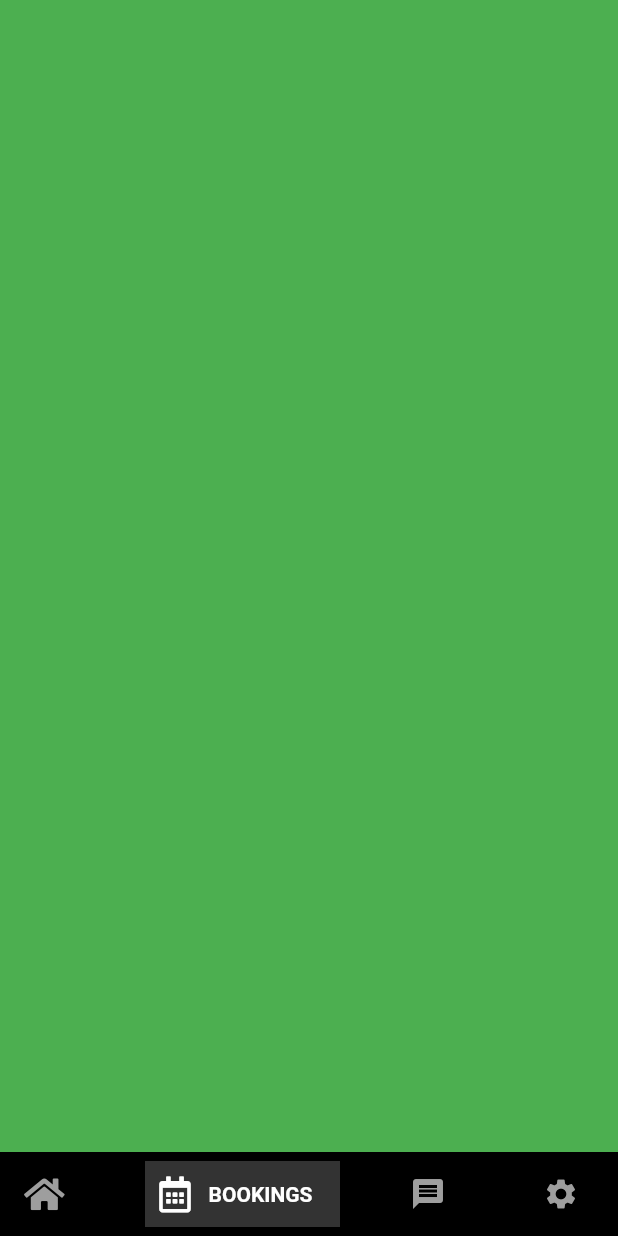
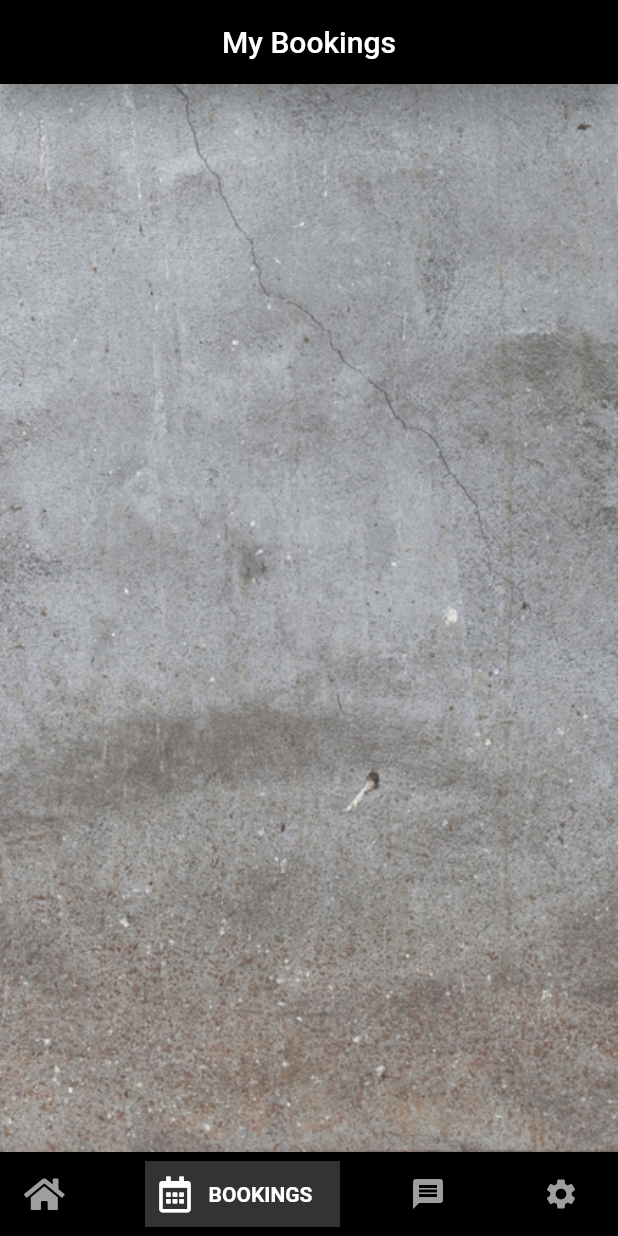
Before and after one commit to gembancud/Barracks-booking-app, a Flutter app: the screen it shows once a user with an empty profile is signed in, swiped to page 2, on a phone screen of 412 x 824 dp. Run offline on Flutter 3.47's test engine with Material 2 defaults, Android fonts, the phone set to English and light mode, and no system bars; drawn by our look-alikes of bottom_navy_bar; our stand-ins replace cached_network_image, cloud_firestore, data_connection_checker, firebase_auth, flushbar, flutter_datetime_picker and 4 more; missing offline and left inert: map_launcher, transformer_page_view; accounts and stored records are empty; project files that could hold a hidden picture were left out.

Commit message:
added log out button

```diff
--- a/lib/screens/home/barracks/barracksappbar.dart
+++ b/lib/screens/home/barracks/barracksappbar.dart
@@ -1,7 +1,7 @@
 import 'package:flutter/material.dart';
 import 'package:font_awesome_flutter/font_awesome_flutter.dart';
 
-class BarracksAppbar extends StatelessWidget {
+class BarracksShopAppbar extends StatelessWidget {
   @override
   Widget build(BuildContext context) {
     return SliverAppBar(
--- a/lib/screens/home/barracks/barracksmenu.dart
+++ b/lib/screens/home/barracks/barracksmenu.dart
@@ -5,12 +5,18 @@ import 'package:barracks_app/screens/home/barracks/barracksappbar.dart';
 import 'package:barracks_app/screens/home/barracks/barracksbottomnavigationbar.dart';
 import 'package:barracks_app/screens/home/barracks/barracksnavigator.dart';
 import 'package:barracks_app/screens/home/barracks/barracksshoplist.dart';
+import 'package:barracks_app/screens/home/barracks/views/barracksmybookingsview.dart';
+import 'package:barracks_app/screens/home/barracks/views/barracksshopview.dart';
+import 'package:barracks_app/services/auth.dart';
 import 'package:barracks_app/services/database.dart';
 import 'package:barracks_app/shared/loading.dart';
+import 'package:flushbar/flushbar.dart';
 import 'package:flutter/material.dart';
 import 'package:provider/provider.dart';
 
 class BarracksMenu extends StatelessWidget {
+  final AuthService _auth = AuthService();
+
   @override
   Widget build(BuildContext context) {
     final _shops = Provider.of<List<Shop>>(context);
@@ -36,24 +42,29 @@ class BarracksMenu extends StatelessWidget {
               navigator.setPageIndex(index);
             },
             children: <Widget>[
-              CustomScrollView(
-                slivers: <Widget>[
-                  BarracksAppbar(),
-                  SliverToBoxAdapter(child: SizedBox(height: 10)),
-                  BarracksShopsList()
-                ],
-              ),
+              BarracksShopView(),
               StreamProvider<List<Schedule>>.value(
-                value: DatabaseService(uid: customer.id).personalschedules,
-                child: Container(
-                  color: Colors.green,
-                ),
-              ),
+                  value: DatabaseService(uid: customer.id).personalschedules,
+                  child: BarracksMyBookingsView()),
               Container(
                 color: Colors.blue,
               ),
               Container(
-                color: Colors.red,
+                child: Center(
+                  child: RaisedButton(
+                    child: Text('Logout'),
+                    onPressed: () async {
+                      try {
+                        dynamic result = await _auth.signOut();
+                        showFlushbar(
+                            context, 'Logged Out Successfully', Colors.white);
+                      } catch (e) {
+                        print(e.toString());
+                        showFlushbar(context, 'Failed to Log out', Colors.red);
+                      }
+                    },
+                  ),
+                ),
               ),
             ],
           ),
@@ -61,4 +72,18 @@ class BarracksMenu extends StatelessWidget {
         bottomNavigationBar: BarracksBottomNavigationBar(),
       );
   }
+
+  Flushbar<Object> showFlushbar(
+      BuildContext context, String message, Color color) {
+    return Flushbar(
+      message: message,
+      icon: Icon(
+        Icons.info_outline,
+        size: 28.0,
+        color: color,
+      ),
+      duration: Duration(seconds: 3),
+      leftBarIndicatorColor: color,
+    )..show(context);
+  }
 }
--- a/lib/screens/home/barracks/views/barracksmybookingsview.dart
+++ b/lib/screens/home/barracks/views/barracksmybookingsview.dart
@@ -0,0 +1,29 @@
+import 'package:barracks_app/models/schedule.dart';
+import 'package:flutter/material.dart';
+import 'package:provider/provider.dart';
+
+class BarracksMyBookingsView extends StatelessWidget {
+  @override
+  Widget build(BuildContext context) {
+    final myschedules = Provider.of<List<Schedule>>(context);
+    return CustomScrollView(
+      slivers: <Widget>[
+        buildMyBookingsAppBar(),
+        SliverList(
+          delegate: SliverChildBuilderDelegate((ctx, idx) {}),
+        )
+      ],
+    );
+  }
+
+  SliverAppBar buildMyBookingsAppBar() {
+    return SliverAppBar(
+      floating: true,
+      // pinned: true,
+      elevation: 10.0,
+      forceElevated: true,
+      backgroundColor: Colors.black,
+      title: Center(child: Text('My Bookings')),
+    );
+  }
+}
--- a/lib/screens/home/barracks/views/barracksshopview.dart
+++ b/lib/screens/home/barracks/views/barracksshopview.dart
@@ -7,7 +7,7 @@ class BarracksShopView extends StatelessWidget {
   Widget build(BuildContext context) {
     return CustomScrollView(
       slivers: <Widget>[
-        BarracksAppbar(),
+        BarracksShopAppbar(),
         SliverToBoxAdapter(child: SizedBox(height: 10)),
         BarracksShopsList()
       ],
```
